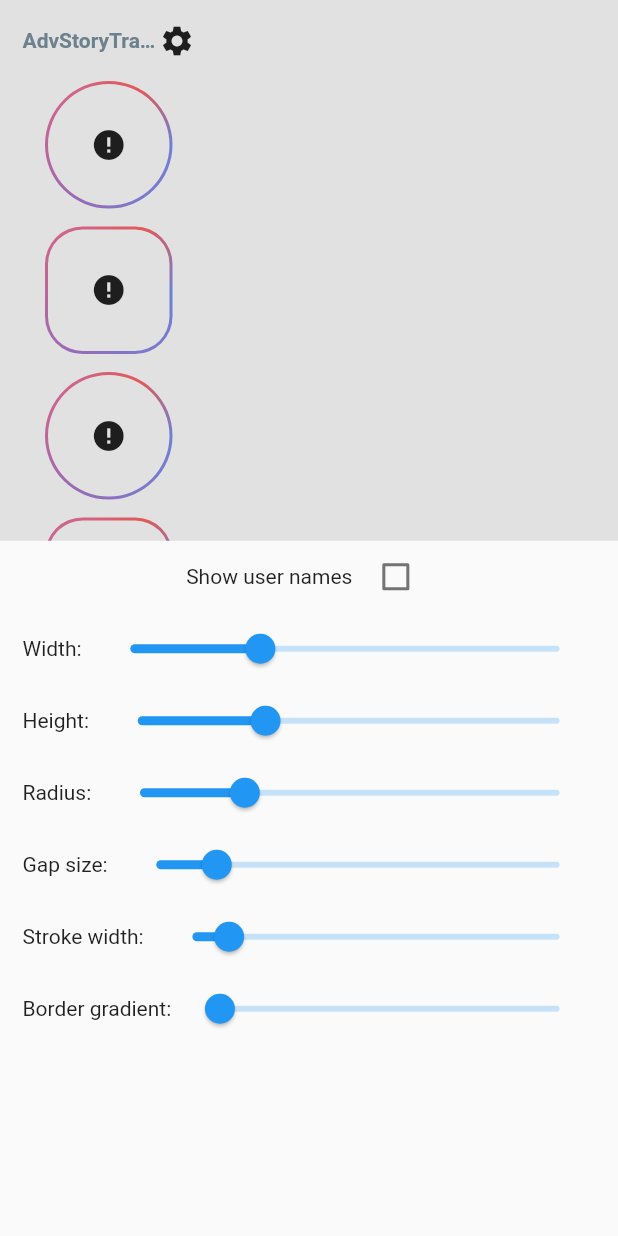
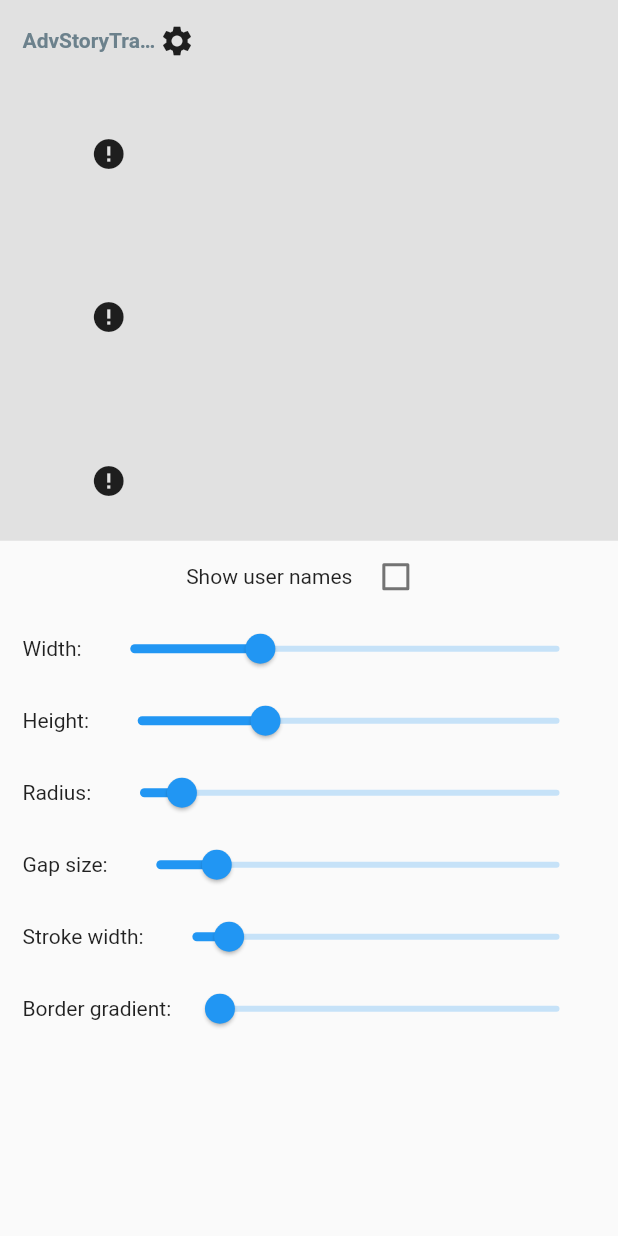
Before and after one commit to ertgrulll/advstory, a Flutter app: the AdvStoryTrayCustomization widget shown alone on an empty page, opened directly with empty values, after a tap on the "settings" icon, on a phone screen of 412 x 824 dp. Run offline on Flutter 3.47's test engine with Material 2 defaults, Android fonts, the phone set to English and light mode, and no system bars; our stand-ins replace flutter_cache_manager, shimmer, video_player; network calls fail.

Commit message:
update dewa requitmend

```diff
--- a/example/lib/examples/controller_usage.dart
+++ b/example/lib/examples/controller_usage.dart
@@ -1,7 +1,7 @@
+import 'package:advstory/advstory.dart';
 import 'package:example/examples/interceptor.dart';
 import 'package:example/mock_story_data.dart';
 import 'package:flutter/material.dart';
-import 'package:advstory/advstory.dart';
 
 class ControllerUsage extends StatefulWidget {
   const ControllerUsage({Key? key}) : super(key: key);
--- a/example/lib/examples/trays/adv_story_tray_customization.dart
+++ b/example/lib/examples/trays/adv_story_tray_customization.dart
@@ -1,4 +1,5 @@
 import 'dart:math';
+
 import 'package:advstory/advstory.dart';
 import 'package:example/mock_story_data.dart';
 import 'package:flutter/material.dart';
@@ -22,7 +23,7 @@ class AdvStoryTrayCustomization extends StatefulWidget {
 class _AdvStoryTrayCustomizationState extends State<AdvStoryTrayCustomization> {
   double _width = 85;
   double _height = 85;
-  double _radius = 50;
+  double _radius = 20;
   double _strokeWidth = 2;
   double _gapSize = 3;
   bool _showUserNames = false;
@@ -43,7 +44,7 @@ class _AdvStoryTrayCustomizationState extends State<AdvStoryTrayCustomization> {
   @override
   Widget build(BuildContext context) {
     return SizedBox(
-      height: widget.isHorizontal ? _height + 60 : double.maxFinite,
+      height: widget.isHorizontal ? _height + 60 + 14 : double.maxFinite,
       width: widget.isHorizontal ? double.maxFinite : _width + 60,
       child: Column(
         mainAxisAlignment: MainAxisAlignment.center,
@@ -104,11 +105,13 @@ class _AdvStoryTrayCustomizationState extends State<AdvStoryTrayCustomization> {
               trayBuilder: (index) {
                 return AdvStoryTray(
                   url: profilePics[index],
-                  size: Size(_width, _height),
+                  size: const Size(76, 97),
                   shape: BoxShape.rectangle,
-                  borderRadius: index % 2 == 0 ? _radius : _radius / 2,
+                  // borderRadius: index % 2 == 0 ? _radius : _radius / 2,
+                  borderRadius: _radius,
                   borderGradientColors: _selectedColors,
-                  strokeWidth: _strokeWidth,
+                  strokeWidth: 0,
+                  urlFrontImageProfile: profilePics[index],
                   gapSize: _gapSize,
                   username: _showUserNames
                       ? Text(
```
Also changed, not shown: example/pubspec.lock, 1 other file.
